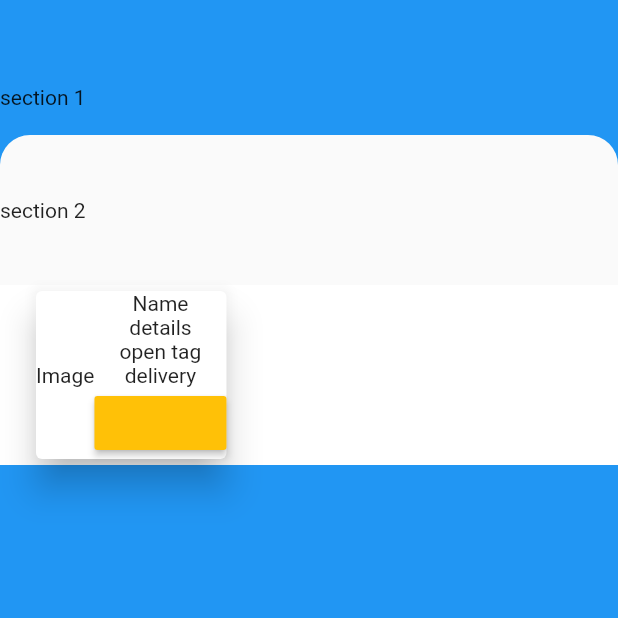
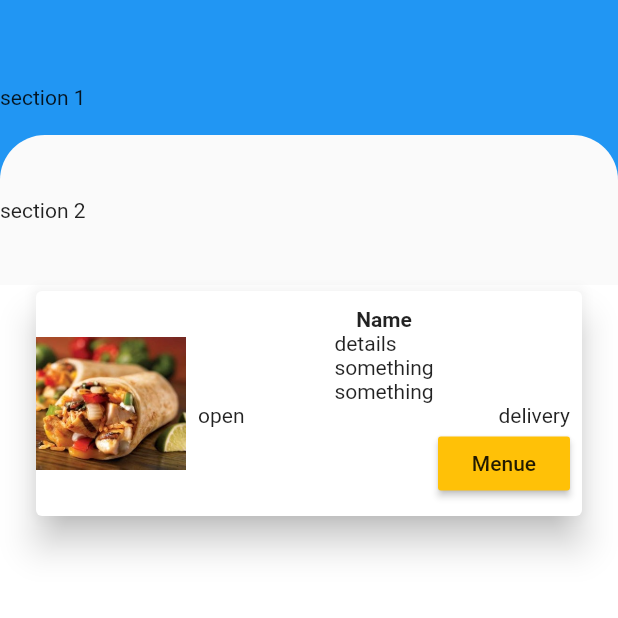
Before and after one commit to ThiwankaShan/Food_app_flutter, a Flutter app: the screen it shows after launch, on a phone screen of 412 x 824 dp, the top half of it. Run offline on Flutter 3.47's test engine with Material 2 defaults, Android fonts, the phone set to English and light mode, and no system bars; our stand-ins replace font_awesome_flutter.

Commit message:
shop list card update

```diff
--- a/lib/Customer/CustomerHome.dart
+++ b/lib/Customer/CustomerHome.dart
@@ -23,8 +23,8 @@ class CustomerHome extends StatelessWidget {
               ),
               Material(
                 borderRadius: BorderRadius.only(
-                    topLeft: Radius.circular(20.0),
-                    topRight: Radius.circular(20.0)),
+                    topLeft: Radius.circular(30.0),
+                    topRight: Radius.circular(30.0)),
                 child: Row(
                   children: <Widget>[
                     Text('section 2'),
@@ -34,39 +34,66 @@ class CustomerHome extends StatelessWidget {
                   ],
                 ),
               ),
-              Material(
+              Expanded(
+                child: Container(
                   color: Colors.white,
-                child: Row(
+                  height: 400,
+                  child: ListView(
+                      scrollDirection: Axis.vertical,
+                      padding: EdgeInsets.symmetric(horizontal: 20.0),
                       children: <Widget>[
-                    Container(
-                      padding: EdgeInsets.symmetric(horizontal: 20.0),
-                      child: Card(
+                        Card(
                           elevation: 10.0,
                           child: Row(
                             children: <Widget>[
                               Column(
-                              children: <Widget>[Text('Image')],
+                                children: <Widget>[
+                                  Image(
+                                    image: AssetImage('images/food.jpg'),
+                                    width: 100.0,
+                                    height: 150.0,
+                                  )
+                                ],
                               ),
-                            Column(
+                              Expanded(
+                                child: Padding(
+                                  padding: const EdgeInsets.all(8.0),
+                                  child: Column(
                                     children: <Widget>[
                                       Row(
-                                  children: <Widget>[Text('Name')],
+                                        mainAxisAlignment:
+                                            MainAxisAlignment.center,
+                                        children: <Widget>[
+                                          Text(
+                                            'Name',
+                                            style: TextStyle(
+                                                fontWeight: FontWeight.w700),
+                                          )
+                                        ],
                                       ),
                                       Row(
-                                  children: <Widget>[Text('details')],
+                                        mainAxisAlignment:
+                                            MainAxisAlignment.center,
+                                        children: <Widget>[
+                                          Text('details\nsomething\nsomething')
+                                        ],
                                       ),
                                       Row(
-                                  children: <Widget>[Text('open tag')],
+                                        mainAxisAlignment:
+                                            MainAxisAlignment.spaceBetween,
+                                        children: <Widget>[
+                                          Text('open'),
+                                          Text('delivery')
+                                        ],
                                       ),
                                       Row(
-                                  children: <Widget>[Text('delivery')],
-                                ),
-                                Row(
+                                        mainAxisAlignment:
+                                            MainAxisAlignment.end,
                                         children: <Widget>[
                                           RaisedButton(
-                                        color: Colors.amber, onPressed: () {})
-                                  ],
-                                )
+                                              child: Text('Menue'),
+                                              color: Colors.amber,
+                                              onPressed: () {})
                                         ],
                                       )
                                     ],
@@ -75,6 +102,9 @@ class CustomerHome extends StatelessWidget {
                               )
                             ],
                           ),
+                        ),
+                      ]),
+                ),
               )
             ],
           )),
--- a/pubspec.yaml
+++ b/pubspec.yaml
@@ -47,9 +47,9 @@ flutter:
   uses-material-design: true
 
   # To add assets to your application, add an assets section, like this:
-  # assets:
-  #   - images/a_dot_burr.jpeg
-  #   - images/a_dot_ham.jpeg
+  assets:
+   - images/
+
 
   # An image asset can refer to one or more resolution-specific "variants", see
   # https://flutter.dev/assets-and-images/#resolution-aware.
```
Also changed, not shown: images/food.jpg (added). Lines whose indentation alone changed are shown as unchanged.
